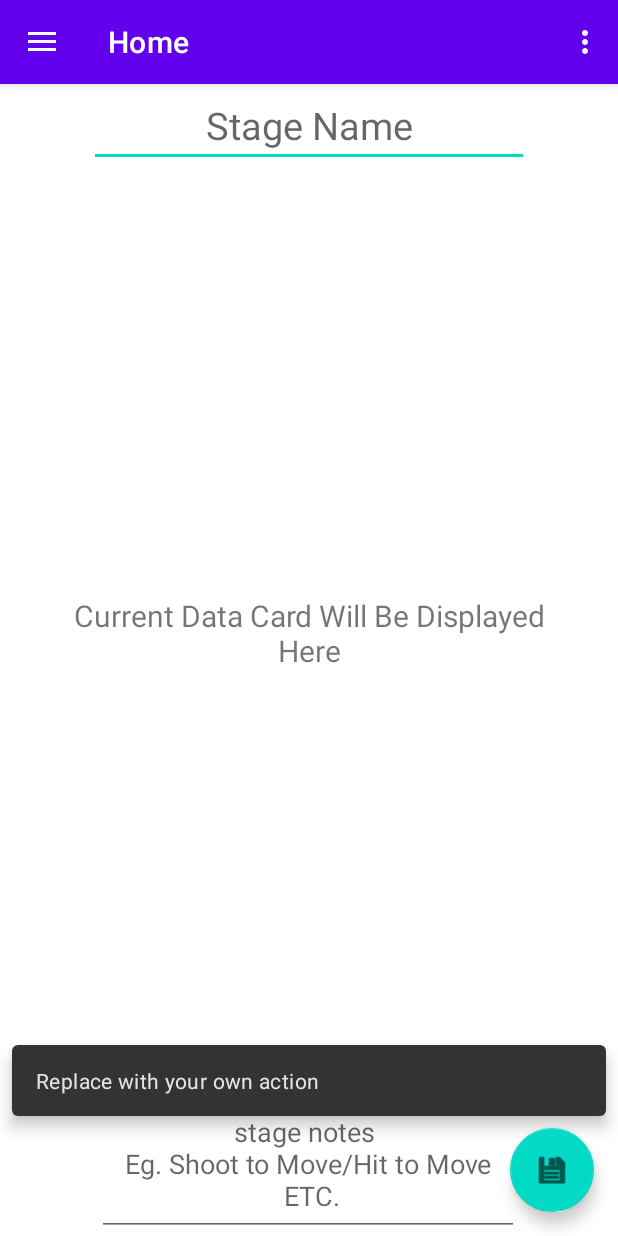
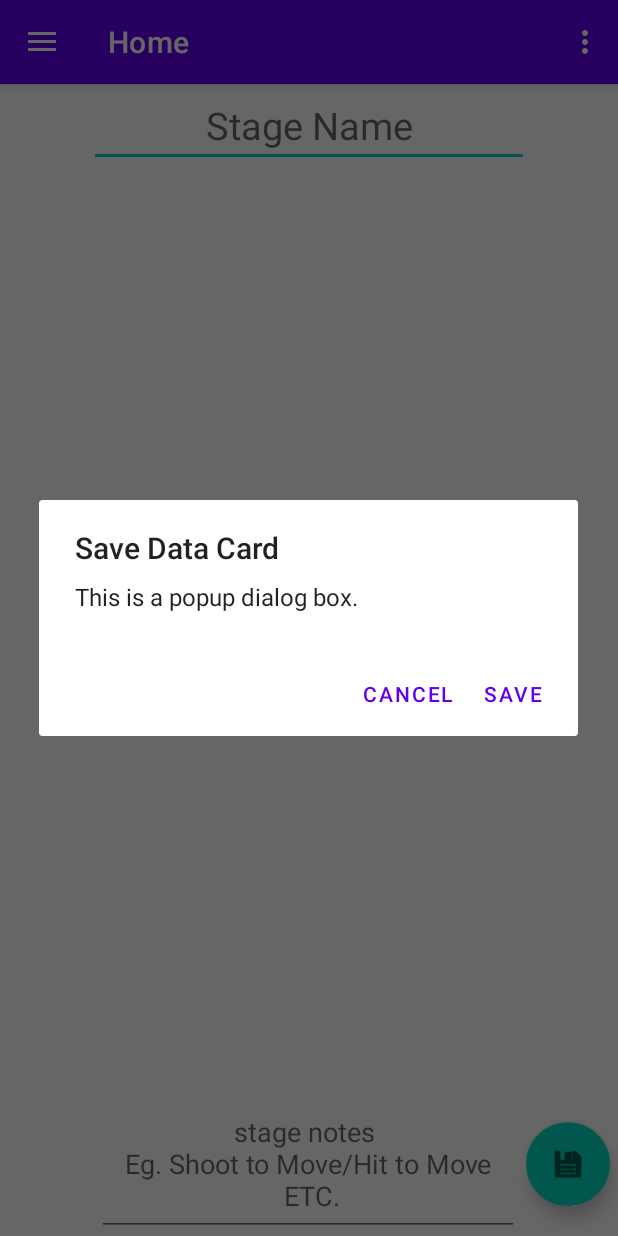
Before and after one commit to Jgriffiths92/Open_E-Reloading-Assistant, an Android app: the MainActivity screen opened directly, with no data from a screen before it, after a tap on an icon or button, on a phone screen of 412 x 824 dp. Run offline under Robolectric (Android 15) with nearby library versions, the phone set to English and light mode, and no system bars; our stand-ins replace navigation-ui.

Commit message:
Made Save Button only appear on home view and began working on save dialogue

```diff
--- a/app/src/main/java/com/example/opene_dope/MainActivity.kt
+++ b/app/src/main/java/com/example/opene_dope/MainActivity.kt
@@ -13,7 +13,6 @@ import androidx.navigation.ui.setupActionBarWithNavController
 import androidx.navigation.ui.setupWithNavController
 import com.example.opene_dope.databinding.ActivityMainBinding
 import com.google.android.material.navigation.NavigationView
-import com.google.android.material.snackbar.Snackbar
 
 class MainActivity : AppCompatActivity() {
 
@@ -29,11 +28,6 @@ class MainActivity : AppCompatActivity() {
 
         setSupportActionBar(binding.appBarMain.toolbar)
 
-        binding.appBarMain.fab.setOnClickListener { view ->
-            Snackbar.make(view, "Replace with your own action", Snackbar.LENGTH_LONG)
-                .setAction("Action", null)
-                .setAnchorView(R.id.fab).show()
-        }
         val drawerLayout: DrawerLayout = binding.drawerLayout
         val navView: NavigationView = binding.navView
         val navController = findNavController(R.id.nav_host_fragment_content_main)
--- a/app/src/main/java/com/example/opene_dope/ui/home/HomeFragment.kt
+++ b/app/src/main/java/com/example/opene_dope/ui/home/HomeFragment.kt
@@ -1,5 +1,7 @@
 package com.example.opene_dope.ui.home
 
+import android.app.AlertDialog
+import android.content.DialogInterface
 import android.os.Bundle
 import android.view.LayoutInflater
 import android.view.View
@@ -32,6 +34,21 @@ class HomeFragment : Fragment() {
         homeViewModel.text.observe(viewLifecycleOwner) {
             textView.text = it
         }
+        binding.fab.setOnClickListener {
+            val builder = AlertDialog.Builder(requireContext())
+            builder.setTitle("Save Data Card")
+                .setMessage("This is a popup dialog box.")
+                .setPositiveButton("Save") { dialog: DialogInterface, _: Int ->
+                    dialog.dismiss()
+                }
+                .setNegativeButton("Cancel") { dialog: DialogInterface, _: Int ->
+                    dialog.cancel()
+                }
+
+            val dialog = builder.create()
+            dialog.show()
+
+        }
         return root
     }
 
--- a/app/src/main/java/com/example/opene_dope/ui/home/HomeViewModel.kt
+++ b/app/src/main/java/com/example/opene_dope/ui/home/HomeViewModel.kt
@@ -3,7 +3,6 @@ package com.example.opene_dope.ui.home
 import androidx.lifecycle.LiveData
 import androidx.lifecycle.MutableLiveData
 import androidx.lifecycle.ViewModel
-
 class HomeViewModel : ViewModel() {
 
     private val _text = MutableLiveData<String>().apply {
--- a/app/src/main/res/layout/app_bar_main.xml
+++ b/app/src/main/res/layout/app_bar_main.xml
@@ -22,15 +22,5 @@
 
     <include layout="@layout/content_main" />
 
-    <com.google.android.material.floatingactionbutton.FloatingActionButton
-        android:id="@+id/fab"
-        android:layout_width="wrap_content"
-        android:layout_height="wrap_content"
-        android:layout_gravity="bottom|end"
-        android:layout_marginEnd="@dimen/fab_margin"
-        android:layout_marginBottom="16dp"
-        android:importantForAccessibility="no"
-        app:srcCompat="@drawable/ic_menu_save"
-        tools:ignore="ImageContrastCheck" />
 
 </androidx.coordinatorlayout.widget.CoordinatorLayout>
--- a/app/src/main/res/layout/fragment_home.xml
+++ b/app/src/main/res/layout/fragment_home.xml
@@ -1,5 +1,7 @@
 <?xml version="1.0" encoding="utf-8"?>
-<androidx.constraintlayout.widget.ConstraintLayout xmlns:android="http://schemas.android.com/apk/res/android"
+
+<androidx.constraintlayout.widget.ConstraintLayout
+    xmlns:android="http://schemas.android.com/apk/res/android"
     xmlns:app="http://schemas.android.com/apk/res-auto"
     xmlns:tools="http://schemas.android.com/tools"
     android:layout_width="match_parent"
@@ -48,4 +50,17 @@
         app:layout_constraintStart_toStartOf="parent"
         tools:ignore="Autofill" />
 
+    <com.google.android.material.floatingactionbutton.FloatingActionButton
+        android:id="@+id/fab"
+        android:layout_width="wrap_content"
+        android:layout_height="wrap_content"
+        android:layout_gravity="bottom|end"
+        android:layout_marginBottom="20dp"
+        android:layout_marginEnd="5dp"
+        android:importantForAccessibility="no"
+        app:layout_constraintBottom_toBottomOf="parent"
+        app:layout_constraintEnd_toEndOf="parent"
+        app:srcCompat="@drawable/ic_menu_save"
+        tools:ignore="ImageContrastCheck" />
+
 </androidx.constraintlayout.widget.ConstraintLayout>
```
